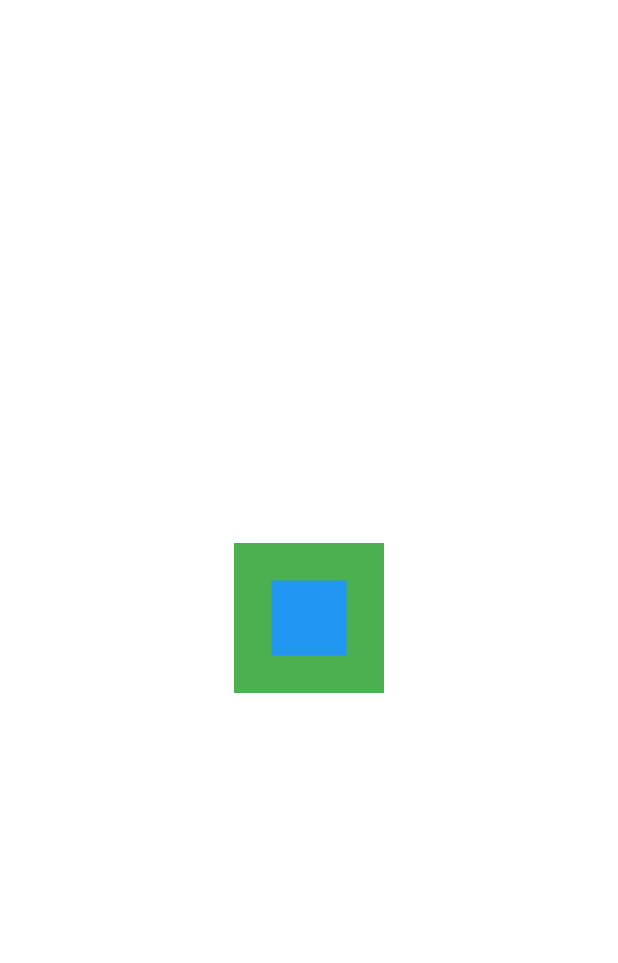
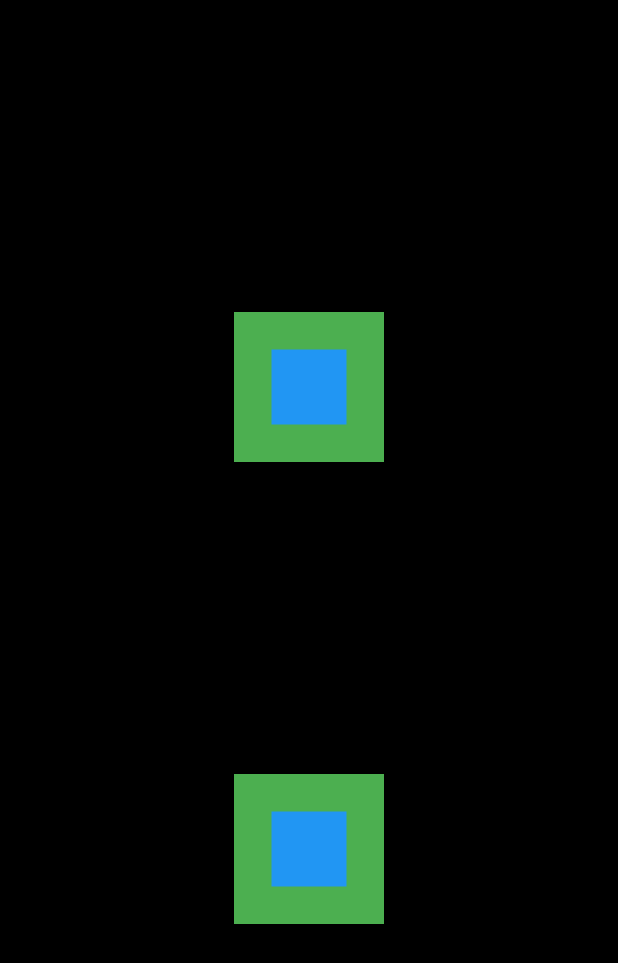
Before and after one commit to samicow/Flutter-repo, a Flutter app: the screen it shows after launch, on a phone screen of 412 x 824 dp. Shown: the top 963 px of the screen. Run offline on Flutter 3.47's test engine with Material 2 defaults, Android fonts, the light colour scheme and no system bars.

Commit message:
evoluindo com columns, container, stack

```diff
--- a/lib/main.dart
+++ b/lib/main.dart
@@ -15,16 +15,34 @@ class MyApp extends StatelessWidget {
     return MaterialApp(
       title: 'Flutter AA TESTE',
       theme: ThemeData(
-        primarySwatch: Colors.green,
+        primarySwatch: Colors.blue,
       ),
-      home:Stack(
-        alignment: AlignmentDirectional.center,
+      home: Container(
+        color: Colors.black,
+
+      child: Column(
+        mainAxisAlignment: MainAxisAlignment.spaceEvenly,
+        crossAxisAlignment: CrossAxisAlignment.center,
         children: [
+          Stack(
+            alignment: AlignmentDirectional.center,
+            children: [
           Container(color: Colors.green, width: 100, height: 100,),
           Container(color: Colors.blue, width: 50, height: 50,),
-        ]
-      ),
+        ],
+        ),
+         Stack(
+            alignment: AlignmentDirectional.center,
+            children: [
+          Container(color: Colors.green, width: 100, height: 100,),
+          Container(color: Colors.blue, width: 50, height: 50,),
+        ],
+        )
+        ],
+      )
+      )
     );
   }
+
 }
 //==================xxxxxxxxx===========================
```
Also changed, not shown: 1 other file.
